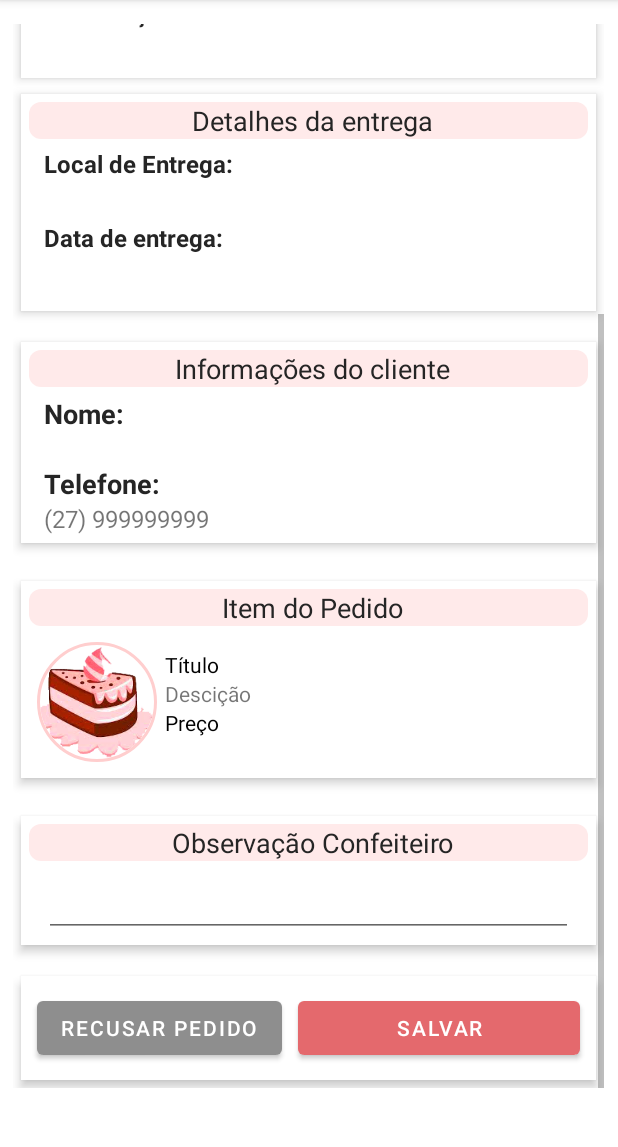
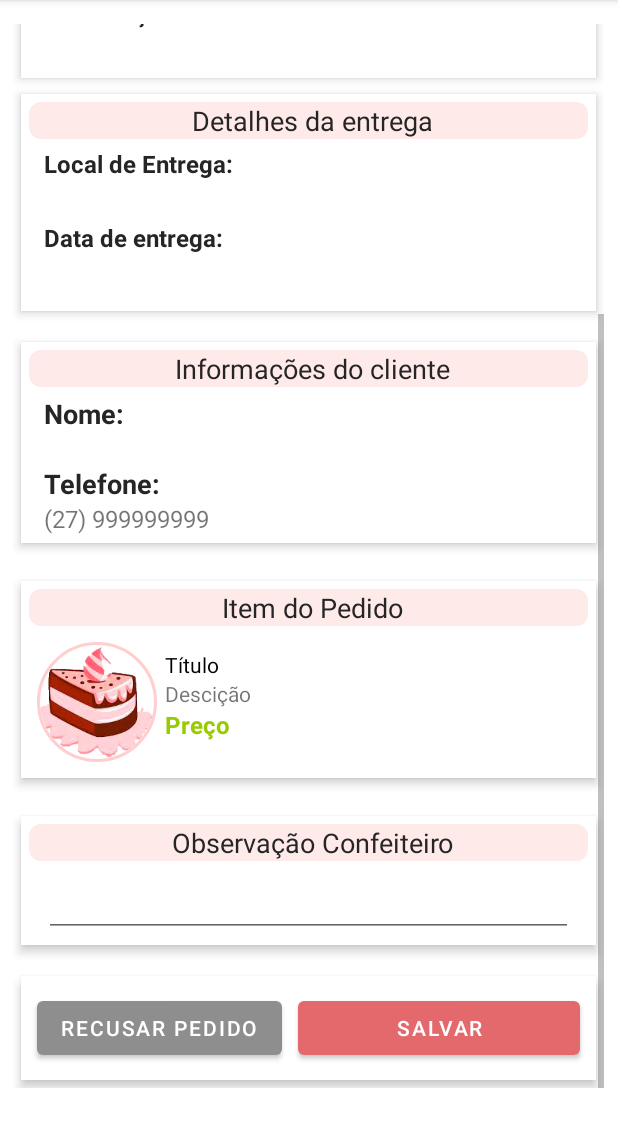
Before and after one commit to VitorAmorimPinto/Projeto-app-confeitaria, an Android app: the ActivityDetalhesPedido screen opened directly, with no data from a screen before it, scrolled down 266 dp, on a phone screen of 412 x 824 dp, the part 84-1231 px from its top. Run offline under Robolectric (Android 15) with nearby library versions, the phone set to English and light mode, and no system bars; our stand-ins replace CircleImageView, Firebase (no records; nobody signed in at launch, a user with empty details on screens opened directly); pictures from the network do not load; 12 statements that could not run were skipped.

Commit message:
branch vitor - Ajustes de layout e criando tela de Confeitaria

```diff
--- a/app/src/main/AndroidManifest.xml
+++ b/app/src/main/AndroidManifest.xml
@@ -18,7 +18,8 @@
         android:roundIcon="@mipmap/ic_launcher_round"
         android:supportsRtl="true"
         android:theme="@style/Theme.AplicativoConfeitaria">
-        <activity android:name=".activity.NovoEnderecoActivity"></activity>
+        <activity android:name=".activity.ActivityDadosConfeitaria"></activity>
+        <activity android:name=".activity.NovoEnderecoActivity" />
         <activity android:name=".activity.ActivityDetalhesPedidoUsuario" />
         <activity android:name=".activity.ActivityDetalhesPedido" />
         <activity android:name=".activity.MinhaContaActivity" />
--- a/app/src/main/java/com/example/aplicativoconfeitaria/activity/ActivityFinalizarPedido.java
+++ b/app/src/main/java/com/example/aplicativoconfeitaria/activity/ActivityFinalizarPedido.java
@@ -107,7 +107,7 @@ public class ActivityFinalizarPedido extends AppCompatActivity implements Adapte
             dateFormat = new SimpleDateFormat("dd/MM/yyyy HH:mm");
             String dataPedidoString = dateFormat.format(dataPedido);
             String idBoloPedido = Base64Custom.codificarBase64(bolo.getNome());
-            String valorTotalPedido = tvPrecoBolo.getText().toString();
+            String valorTotalPedido = precoBolo;
             String localEntregaPedido = tvLocalDeEntrega.getText().toString();
             String observacaoPedido = edtObservacoes.getText().toString();
             String dataHoraEntregaPedido = tvDataEntrega.getText().toString() + " " + horarioEntrega;
@@ -160,7 +160,7 @@ public class ActivityFinalizarPedido extends AppCompatActivity implements Adapte
 
         tvNomeBolo.setText(nomeBolo);
         tvDescricaoBolo.setText(descricaoBolo);
-        tvPrecoBolo.setText(precoBolo);
+        tvPrecoBolo.setText("R$ "+precoBolo);
 
         if (url != null) {
             Glide.with(ActivityFinalizarPedido.this)
--- a/app/src/main/java/com/example/aplicativoconfeitaria/adapter/BolosAdapter.java
+++ b/app/src/main/java/com/example/aplicativoconfeitaria/adapter/BolosAdapter.java
@@ -44,7 +44,7 @@ public class BolosAdapter extends RecyclerView.Adapter <BolosAdapter.MyViewHolde
 
         holder.nome.setText( bolo.getNome());
         holder.descricao.setText( bolo.getDescricao() );
-        holder.preco.setText( bolo.getPreco().toString() );
+        holder.preco.setText( "R$ "+bolo.getPreco().toString() );
 
         if ( bolo.getFoto() != null){
             Uri uri = Uri.parse( bolo.getFoto() );
--- a/app/src/main/res/layout/activity_detalhes_pedido.xml
+++ b/app/src/main/res/layout/activity_detalhes_pedido.xml
@@ -142,6 +142,8 @@
                     android:layout_marginLeft="10dp"
                     android:layout_marginEnd="10dp"
                     android:layout_marginRight="10dp"
+                    android:textColor="@color/holo_green_light"
+                    android:textStyle="bold"
                     android:textSize="16sp" />
 
                 <TextView
@@ -391,7 +393,10 @@
                             android:ellipsize="end"
                             android:maxLines="1"
                             android:text="Preço"
-                            android:textColor="@color/black" />
+                            android:textColor="@color/holo_green_light"
+                            android:textSize="16sp"
+                            android:textStyle="bold"
+                            />
                     </LinearLayout>
                 </LinearLayout>
 
--- a/app/src/main/res/layout/activity_finalizar_pedido.xml
+++ b/app/src/main/res/layout/activity_finalizar_pedido.xml
@@ -90,8 +90,10 @@
                     android:layout_marginLeft="10dp"
                     android:layout_marginEnd="10dp"
                     android:layout_marginRight="10dp"
-                    android:textColor="#252525"
-                    android:textSize="16sp" />
+                    android:textColor="@color/holo_green_light"
+                    android:textSize="16sp"
+                    android:textStyle="bold"
+                     />
 
                 <TextView
                     android:id="@+id/textViewMetodoPagamentoFinalizarPedido"
--- a/app/src/main/res/layout/adapter_bolos.xml
+++ b/app/src/main/res/layout/adapter_bolos.xml
@@ -48,6 +48,10 @@
             android:ellipsize="end"
             android:maxLines="1"
             android:text="Preço"
-            android:textColor="@color/black" />
+            android:textColor="@color/holo_green_light"
+            android:textSize="16sp"
+            android:textStyle="bold" />
+        <include layout="@layout/divisor" />
+
     </LinearLayout>
 </LinearLayout>
--- a/app/src/main/res/values/colors.xml
+++ b/app/src/main/res/values/colors.xml
@@ -14,6 +14,7 @@
     <color name="status_em_andamento">#ead325</color>
     <color name="status_finalizado">#0E8813</color>
     <color name="status_cancelado">#e00b0b</color>
+    <color name="holo_green_light">#ff99cc00</color>
 
 
 </resources>
```
Also changed, not shown: app/src/main/java/com/example/aplicativoconfeitaria/activity/ActivityDadosConfeitaria.java (added, +16 -0 lines), app/src/main/res/layout/activity_dados_confeitaria.xml (added, +9 -0 lines), app/src/main/res/layout/activity_novo_endereco.xml (+24 -16 lines), app/src/main/res/layout/divisor.xml (added, +8 -0 lines).
